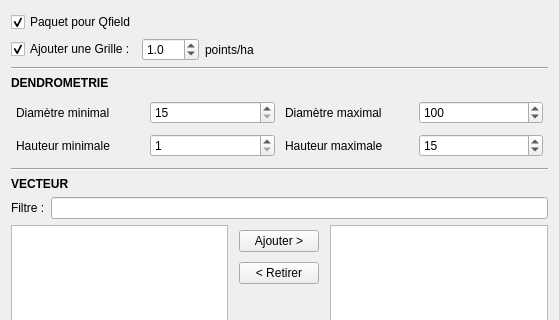
Old version of the form Qracines/modules/diagnostic/create/diagnostic_create.ui in the repository paul-carteron/Qracines; both pictures show x 0 to 559 and y 0 to 320 of the 559 by 537 pixel window.
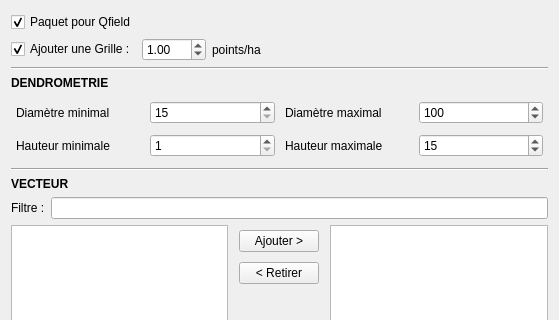
New version of the form. Custom widgets are drawn as their Qt base class.

```diff
--- a/Qracines/modules/diagnostic/create/diagnostic_create.ui
+++ b/Qracines/modules/diagnostic/create/diagnostic_create.ui
@@ -68,7 +68,10 @@
      <item>
       <widget class="QDoubleSpinBox" name="dsp_points_per_ha">
        <property name="decimals">
-        <number>1</number>
+        <number>2</number>
+       </property>
+       <property name="maximum">
+        <double>100.000000000000000</double>
        </property>
        <property name="singleStep">
         <double>0.500000000000000</double>
```
Left out of the diff: 2 changed lines with no effect on the pictures.
